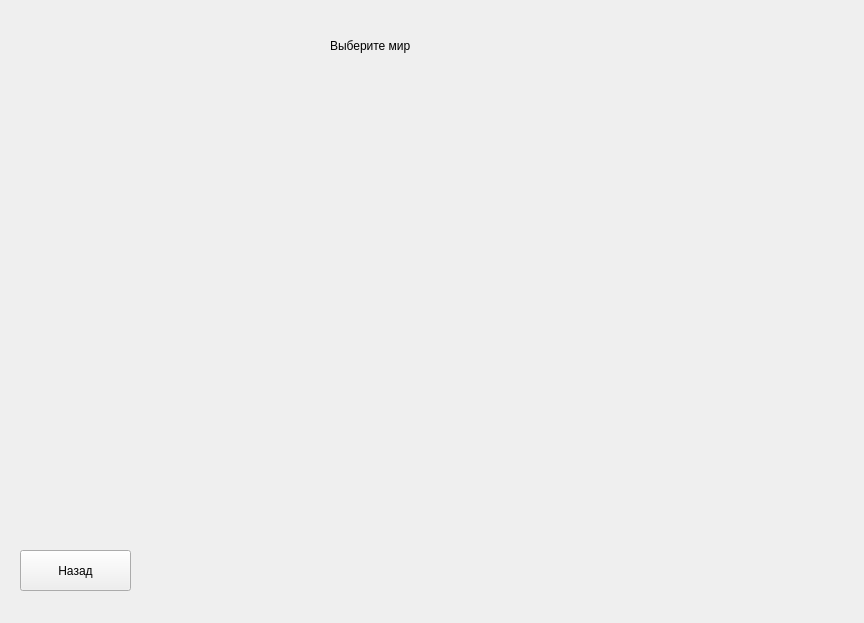
This is Old_world.ui in Moonsoon2020/Game as Qt 5 draws it before an edit. The edited form follows.
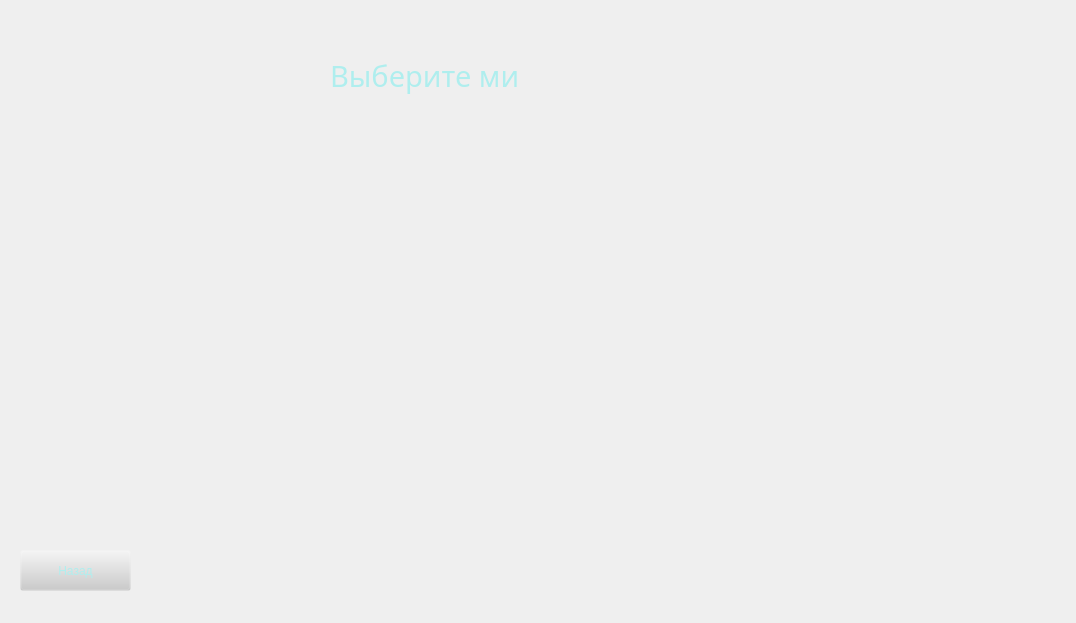
This is the edited form.

What changed in the file:
```diff
--- a/Old_world.ui
+++ b/Old_world.ui
@@ -6,7 +6,7 @@
    <rect>
     <x>0</x>
     <y>0</y>
-    <width>864</width>
+    <width>1076</width>
     <height>623</height>
    </rect>
   </property>
@@ -22,6 +22,10 @@
      <height>41</height>
     </rect>
    </property>
+   <property name="styleSheet">
+    <string notr="true">font: 22pt &quot;Berlin Sans FB&quot;; color: rgb(175,238,238);
+background-color: rgb(204, 204, 204, 0);</string>
+   </property>
    <property name="text">
     <string>Назад</string>
    </property>
@@ -30,11 +34,23 @@
    <property name="geometry">
     <rect>
      <x>330</x>
-     <y>0</y>
-     <width>81</width>
+     <y>30</y>
+     <width>191</width>
      <height>91</height>
     </rect>
    </property>
+   <property name="font">
+    <font>
+     <family>Berlin Sans FB</family>
+     <pointsize>22</pointsize>
+     <weight>50</weight>
+     <italic>false</italic>
+     <bold>false</bold>
+    </font>
+   </property>
+   <property name="styleSheet">
+    <string notr="true">font: 22pt &quot;Berlin Sans FB&quot;; color: rgb(175,238,238);</string>
+   </property>
    <property name="text">
     <string>Выберите мир</string>
    </property>
```
Left out of the diff: 2 changed lines with no effect on the pictures.
